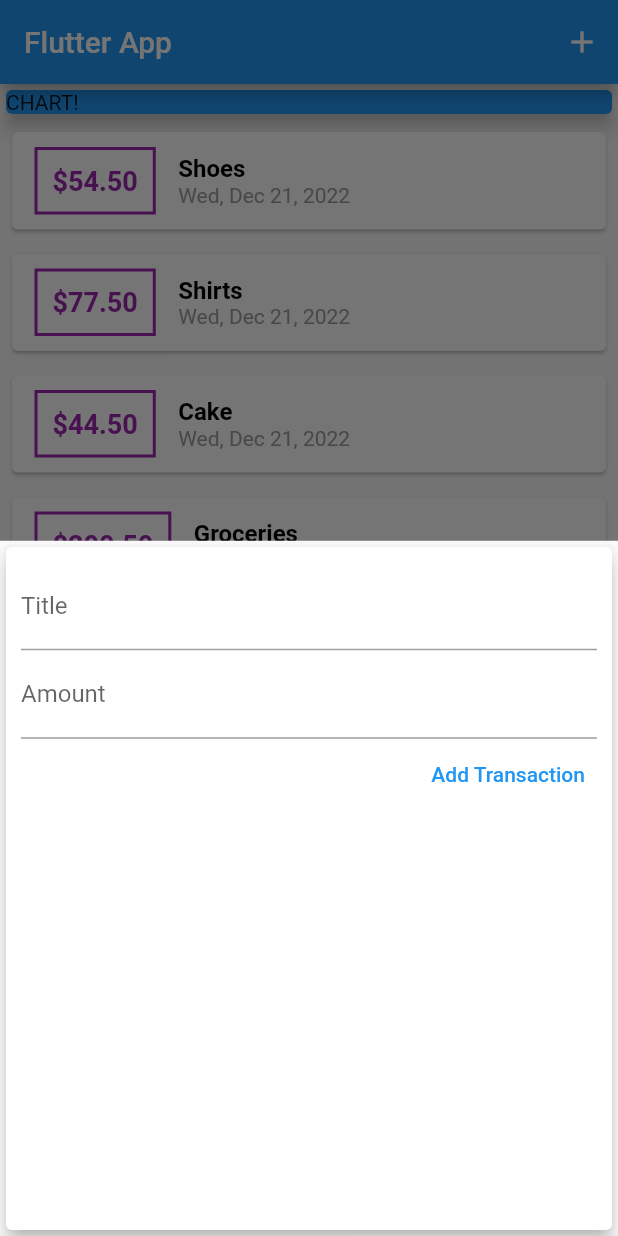
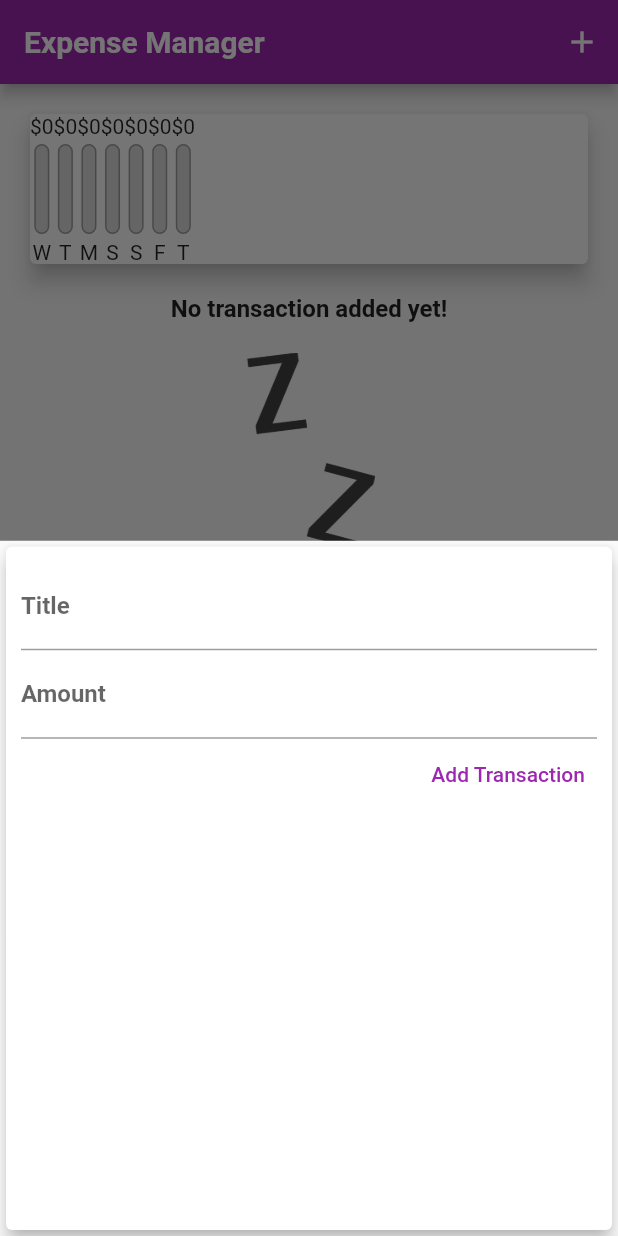
Before and after one commit to rajeshmadasu/ExpenseManagerFlutterApp, a Flutter app: the screen it shows after launch, after a tap on the "add" icon, on a phone screen of 412 x 824 dp. Run offline on Flutter 3.47's test engine with Material 2 defaults, Android fonts, the phone set to English and light mode, and no system bars; missing offline and left inert: dart:ffi; Roboto replaces fonts that are missing (OpenSans, Quicksand).

Commit message:
added custom chart bar using Container and Stack Layouts and generated data to map for last 7 days

```diff
--- a/lib/main.dart
+++ b/lib/main.dart
@@ -2,6 +2,7 @@ import './widgets/new_transaction.dart';
 import 'package:flutter/material.dart';
 import './models/transaction.dart';
 import './widgets/transaction_list.dart';
+import './widgets/chart.dart';
 
 void main() => runApp(MyApp());
 
@@ -9,7 +10,28 @@ class MyApp extends StatelessWidget {
   @override
   Widget build(BuildContext context) {
     return MaterialApp(
-      title: 'Flutter App',
+      theme: ThemeData(
+          primarySwatch: Colors.purple,
+          accentColor: Colors.amber,
+          fontFamily: 'Quicksand',
+          textTheme: ThemeData.light().textTheme.copyWith(
+                titleLarge: const TextStyle(
+                    fontFamily: 'OpenSans',
+                    fontSize: 18,
+                    fontWeight: FontWeight.bold),
+                titleMedium: const TextStyle(
+                    fontFamily: 'OpenSans',
+                    fontSize: 16,
+                    fontWeight: FontWeight.bold),
+                titleSmall: const TextStyle(
+                    fontFamily: 'OpenSans', fontSize: 14, color: Colors.grey),
+              ),
+          appBarTheme: const AppBarTheme(
+              titleTextStyle: TextStyle(
+                  fontFamily: 'OpenSans',
+                  fontSize: 20,
+                  fontWeight: FontWeight.bold))),
+      title: 'Expense Manager',
       home: MyHomePage(),
     );
   }
@@ -22,12 +44,18 @@ class MyHomePage extends StatefulWidget {
 
 class _MyHomePageState extends State<MyHomePage> {
   final List<Transaction> _userTransactions = [
-    Transaction(id: 'id1', title: 'Shoes', amount: 54.5, date: DateTime.now()),
-    Transaction(id: 'id2', title: 'Shirts', amount: 77.5, date: DateTime.now()),
-    Transaction(id: 'id3', title: 'Cake', amount: 44.5, date: DateTime.now()),
-    Transaction(
-        id: 'id1', title: 'Groceries', amount: 200.5, date: DateTime.now()),
+    // Transaction(id: 'id1', title: 'Shoes', amount: 54.5, date: DateTime.now()),
+    // Transaction(id: 'id2', title: 'Shirts', amount: 77.5, date: DateTime.now()),
+    // Transaction(id: 'id3', title: 'Cake', amount: 44.5, date: DateTime.now()),
+    // Transaction(
+    //     id: 'id1', title: 'Groceries', amount: 200.5, date: DateTime.now()),
   ];
+
+  List<Transaction> get _recentTransactions {
+    return _userTransactions.where((tx) {
+      return tx.date.isAfter(DateTime.now().subtract(Duration(days: 7)));
+    }).toList();
+  }
 
   void _addNewTransaction(String txTitle, double txAmount) {
     final newTx = Transaction(
@@ -56,7 +84,10 @@ class _MyHomePageState extends State<MyHomePage> {
   Widget build(BuildContext context) {
     return Scaffold(
       appBar: AppBar(
-        title: const Text('Flutter App'),
+        title: const Text(
+          'Expense Manager',
+          style: TextStyle(fontFamily: 'Quicksand'),
+        ),
         actions: <Widget>[
           IconButton(
               onPressed: () {
@@ -69,14 +100,7 @@ class _MyHomePageState extends State<MyHomePage> {
           mainAxisAlignment: MainAxisAlignment.start,
           crossAxisAlignment: CrossAxisAlignment.stretch,
           children: [
-            Container(
-              width: double.infinity,
-              child: const Card(
-                elevation: 5,
-                color: Colors.blue,
-                child: Text('CHART!'),
-              ),
-            ),
+            Chart(recentTransactions: _recentTransactions),
             TransactionList(_userTransactions),
           ]),
       floatingActionButtonLocation: FloatingActionButtonLocation.centerFloat,
--- /dev/null
+++ b/lib/widgets/chart.dart
@@ -0,0 +1,56 @@
+import 'dart:ffi';
+
+import 'package:flutter/material.dart';
+import '../models/transaction.dart';
+import 'package:intl/intl.dart';
+import '../widgets/chart_bar.dart';
+
+class Chart extends StatelessWidget {
+  final List<Transaction> recentTransactions;
+
+  const Chart({super.key, required this.recentTransactions});
+
+  List<Map<String, Object>> get groupTransactionValues {
+    return List.generate(7, (index) {
+      final weekDay = DateTime.now().subtract(Duration(days: index));
+      double totalsum = 0.0;
+      for (var i = 0; i < recentTransactions.length; i++) {
+        if (recentTransactions[i].date.day == weekDay.day &&
+            recentTransactions[i].date.month == weekDay.month &&
+            recentTransactions[i].date.year == weekDay.year) {
+          totalsum += recentTransactions[i].amount;
+        }
+      }
+      return {
+        'day': DateFormat.E().format(weekDay).substring(0, 1),
+        'amount': totalsum
+      };
+    });
+  }
+
+  double get totalSpending {
+    return groupTransactionValues.fold(0.0, (sum, item) {
+      return sum + (item['amount'] as double);
+    });
+  }
+
+  @override
+  Widget build(BuildContext context) {
+    print(groupTransactionValues);
+    return Card(
+      elevation: 6,
+      margin: EdgeInsets.all(20),
+      child: Row(
+        children: groupTransactionValues.map((data) {
+          return ChartBar(
+              label: data['day'] as String,
+              spendingAmount: data['amount'] as double,
+              spendingPercentageTotal:
+                  (data['amount'] as double) / totalSpending);
+
+          Text(': ');
+        }).toList(),
+      ),
+    );
+  }
+}
--- /dev/null
+++ b/lib/widgets/chart_bar.dart
@@ -0,0 +1,51 @@
+import 'package:flutter/material.dart';
+
+class ChartBar extends StatelessWidget {
+  final String label;
+  final double spendingAmount;
+  final double spendingPercentageTotal;
+
+  const ChartBar(
+      {super.key,
+      required this.label,
+      required this.spendingAmount,
+      required this.spendingPercentageTotal});
+
+  @override
+  Widget build(BuildContext context) {
+    return Column(
+      children: [
+        Text('\$${spendingAmount.toStringAsFixed(0)}'),
+        const SizedBox(
+          height: 4,
+        ),
+        Container(
+          height: 60,
+          width: 10,
+          child: Stack(
+            children: [
+              Container(
+                decoration: BoxDecoration(
+                    border: Border.all(width: 1.0, color: Colors.grey),
+                    borderRadius: BorderRadius.circular(10),
+                    color: Color.fromRGBO(220, 220, 220, 1)),
+              ),
+              FractionallySizedBox(
+                heightFactor: spendingPercentageTotal,
+                child: Container(
+                  decoration: BoxDecoration(
+                      color: Theme.of(context).primaryColor,
+                      borderRadius: BorderRadius.circular(10)),
+                ),
+              )
+            ],
+          ),
+        ),
+        const SizedBox(
+          height: 4,
+        ),
+        Text(label)
+      ],
+    );
+  }
+}
--- a/lib/widgets/new_transaction.dart
+++ b/lib/widgets/new_transaction.dart
@@ -1,11 +1,18 @@
 import 'package:flutter/material.dart';
 
-class NewTransaction extends StatelessWidget {
+class NewTransaction extends StatefulWidget {
   final Function addNewTransaction;
-  final textTitleContoller = TextEditingController();
-  final textAmountContoller = TextEditingController();
 
   NewTransaction(this.addNewTransaction, {super.key});
+
+  @override
+  State<NewTransaction> createState() => _NewTransactionState();
+}
+
+class _NewTransactionState extends State<NewTransaction> {
+  final textTitleContoller = TextEditingController();
+
+  final textAmountContoller = TextEditingController();
 
   void submitData() {
     String title = textTitleContoller.text;
@@ -14,7 +21,23 @@ class NewTransaction extends StatelessWidget {
     if (title.isEmpty || amount <= 0) {
       return;
     }
-    addNewTransaction(title, amount);
+    /**
+   * Flutter establishes a connection and gives us a special property inside of our state class.
+    It gives us this widget property and this refactoring step(from stateless to stateful class conversion) automatically added it.
+    With Widget Dot, you can access the properties and methods of your widget class inside of your state
+    class.
+   */
+    widget.addNewTransaction(title, amount);
+
+    /**
+     * It's built into Flutter and it can do a lot of awesome stuff here.
+    We simply use its pop method to basically close the topmost screen that is displayed, and that is that
+    modal sheet if it's opened.So that closes that modal sheet by popping it off.
+     */
+    // special variable available here
+    //Context gives you access to the context related to your widget.
+
+    Navigator.of(context).pop();
   }
 
   @override
@@ -30,7 +53,6 @@ class NewTransaction extends StatelessWidget {
                 keyboardType: TextInputType.name,
                 decoration: InputDecoration(labelText: 'Title'),
                 controller: textTitleContoller,
-                onSubmitted: (_) => submitData(),
 
                 // onChanged: (value) {
                 //   titleInput = value;
--- a/lib/widgets/transaction_list.dart
+++ b/lib/widgets/transaction_list.dart
@@ -11,7 +11,27 @@ class TransactionList extends StatelessWidget {
   Widget build(BuildContext context) {
     return Container(
         height: 300,
-        child: ListView.builder(
+        child: transactions.isEmpty
+            ? Column(
+                children: [
+                  Text(
+                    'No transaction added yet!',
+                    style: Theme.of(context).textTheme.titleMedium,
+                  ),
+                  SizedBox(
+                    height: 20,
+                  ),
+                  Container(
+                    alignment: Alignment.center,
+                    height: 200,
+                    child: Image.asset(
+                      'assets/images/waiting.png',
+                      fit: BoxFit.cover,
+                    ),
+                  )
+                ],
+              )
+            : ListView.builder(
                 itemBuilder: (context, index) {
                   return Card(
                     margin: const EdgeInsets.all(8),
@@ -22,30 +42,28 @@ class TransactionList extends StatelessWidget {
                               vertical: 10.0, horizontal: 15.0),
                           decoration: BoxDecoration(
                               border: Border.all(
-                            color: Colors.purple,
+                                  color: Theme.of(context).primaryColor,
                                   width: 2,
                                   style: BorderStyle.solid)),
                           padding: const EdgeInsets.all(10.0),
                           child: Text(
                             '\$${transactions[index].amount.toStringAsFixed(2)}',
-                      style: const TextStyle(
-                          fontSize: 18,
-                          color: Colors.purple,
-                          fontWeight: FontWeight.bold),
+                            style: Theme.of(context).textTheme.titleMedium,
                           ),
                         ),
                         Column(
                           crossAxisAlignment: CrossAxisAlignment.start,
                           children: [
                             Text(transactions[index].title,
-                          style: const TextStyle(
-                              fontSize: 16,
-                              color: Colors.black,
-                              fontWeight: FontWeight.bold),
+                                style: Theme.of(context).textTheme.titleMedium,
                                 textAlign: TextAlign.start),
-                      Text(DateFormat.yMMMEd().format(transactions[index].date),
-                          style: const TextStyle(
-                              fontSize: 14, color: Colors.grey)),
+                            Text(
+                                DateFormat.yMMMEd()
+                                    .format(transactions[index].date),
+                                style: Theme.of(context)
+                                    .textTheme
+                                    .titleSmall
+                                    ?.merge(TextStyle(color: Colors.grey)))
                           ],
                         )
                       ],
```
Also changed, not shown: pubspec.yaml (+14 -2 lines), assets/fonts/OpenSans-Bold.ttf (added), assets/fonts/OpenSans-Regular.ttf (added), assets/fonts/Quicksand-Bold.ttf (added), assets/fonts/Quicksand-Light.ttf (added), assets/fonts/Quicksand-Medium.ttf (added), assets/fonts/Quicksand-Regular.ttf (added), assets/images/waiting.png (added). Lines whose indentation alone changed are shown as unchanged.
